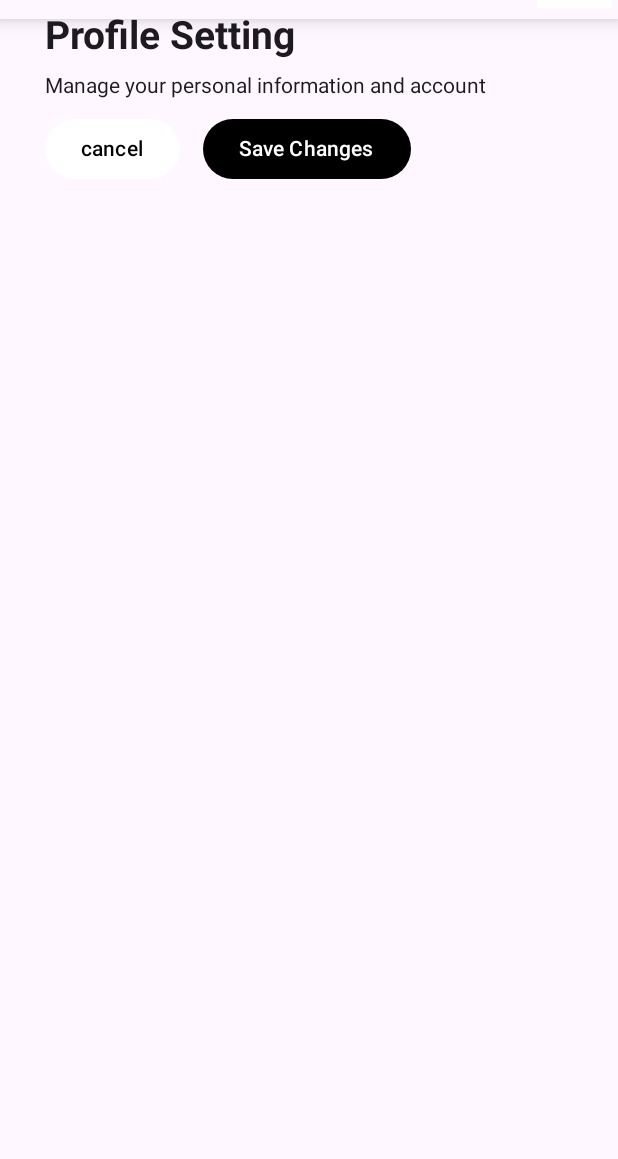
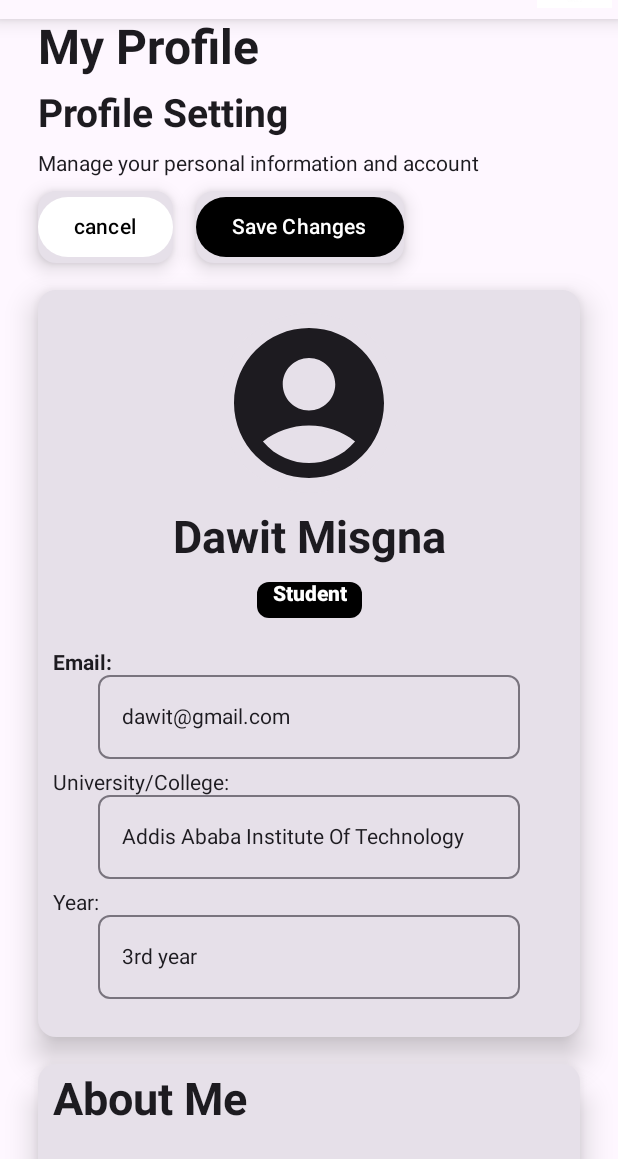
Before and after one commit to Dave-misgna/Collabrix-frontend, an Android app built with Jetpack Compose: the ProfileEdit screen opened through its navigation route, on a phone screen of 412 x 824 dp, the part 77-1236 px from its top. Run offline under Robolectric (Android 15) with nearby library versions, the phone set to English and light mode, and no system bars.

Commit message:
Student Front-End

```diff
--- a/app/src/main/java/andorid/example/collabrix/MainActivity.kt
+++ b/app/src/main/java/andorid/example/collabrix/MainActivity.kt
@@ -32,7 +32,7 @@ class MainActivity : ComponentActivity() {
 
                     NavHost(
                         navController = navController,
-                        startDestination = "MyApplication"
+                        startDestination = "studentdashboard"
                     ) {
                         composable("landingpage") { LandingPage(navController) }
                         composable("signup") { SignUp(navController) }
--- a/app/src/main/java/andorid/example/collabrix/View/StudentUi/Pages/ProfileEdit.kt
+++ b/app/src/main/java/andorid/example/collabrix/View/StudentUi/Pages/ProfileEditPage.kt
@@ -1,9 +1,15 @@
 package andorid.example.collabrix.View.StudentUi.Pages
 
 import andorid.example.collabrix.R
+import andorid.example.collabrix.View.StudentUi.EducationalHistoryEdit
 import andorid.example.collabrix.View.StudentUi.SideBar
+import andorid.example.collabrix.View.StudentUi.StudentDescriptionEdit
+import andorid.example.collabrix.View.StudentUi.UserProfileEdit
+import andorid.example.collabrix.View.StudentUi.UserSkillsEdit
+import andorid.example.collabrix.ViewModel.ProfileViewModel
 import android.annotation.SuppressLint
 import androidx.compose.foundation.Image
+import androidx.compose.foundation.background
 import androidx.compose.foundation.clickable
 import androidx.compose.foundation.layout.Arrangement
 import androidx.compose.foundation.layout.Row
@@ -17,6 +23,8 @@ import androidx.compose.material.icons.Icons
 import androidx.compose.material.icons.filled.Menu
 import androidx.compose.material3.Button
 import androidx.compose.material3.ButtonDefaults
+import androidx.compose.material3.Card
+import androidx.compose.material3.CardDefaults
 import androidx.compose.material3.CenterAlignedTopAppBar
 import androidx.compose.material3.DrawerValue
 import androidx.compose.material3.ExperimentalMaterial3Api
@@ -27,6 +35,8 @@ import androidx.compose.material3.Scaffold
 import androidx.compose.material3.Text
 import androidx.compose.material3.rememberDrawerState
 import androidx.compose.runtime.Composable
+import androidx.compose.runtime.collectAsState
+import androidx.compose.runtime.getValue
 import androidx.compose.runtime.rememberCoroutineScope
 import androidx.compose.ui.Alignment
 import androidx.compose.ui.Modifier
@@ -36,6 +46,7 @@ import androidx.compose.ui.res.painterResource
 import androidx.compose.ui.text.font.FontWeight
 import androidx.compose.ui.unit.dp
 import androidx.compose.ui.unit.sp
+import androidx.lifecycle.viewmodel.compose.viewModel
 import androidx.navigation.NavHostController
 import kotlinx.coroutines.launch
 
@@ -43,12 +54,19 @@ import kotlinx.coroutines.launch
 @OptIn(ExperimentalMaterial3Api::class)
 @Composable
 fun ProfileEdit(
-    navController: NavHostController
+    navController: NavHostController,
+    viewModel: ProfileViewModel = viewModel()
 ){
 
     //for the side bar
     val drawerState = rememberDrawerState(initialValue = DrawerValue.Closed)
     val scope = rememberCoroutineScope()
+
+    //for the viewmodel data
+    val profileedit by viewModel.studentcard.collectAsState()
+    val studentdescription by viewModel.about.collectAsState()
+    val myskills by viewModel.skill.collectAsState()
+    val myeducation by viewModel.educationHistory.collectAsState()
 
     ModalNavigationDrawer(
         drawerState = drawerState,
@@ -105,24 +123,31 @@ fun ProfileEdit(
                 )
 
             }
-        ){
+        ){innerPadding->
             LazyColumn(
                 modifier = Modifier
-                    .padding(horizontal = 30.dp, vertical = 12.dp)
+                    .padding(innerPadding)
+                    .padding(horizontal = 25.dp)
                     .fillMaxSize()
+
             ) {
                 item {
+
+
                         Text("My Profile", fontSize = 32.sp, fontWeight = FontWeight.Bold)
                         Spacer(modifier = Modifier.height(10.dp))
                         Text("Profile Setting", fontSize = 26.sp, fontWeight = FontWeight.W700)
                         Spacer(modifier = Modifier.height(10.dp))
                         Text("Manage your personal information and account")
 
+
+
                     Spacer(modifier = Modifier.height(10.dp))
                     Row(
                         horizontalArrangement = Arrangement.spacedBy(15.dp),
                         verticalAlignment = Alignment.CenterVertically
                         ) {
+                        Card(elevation = CardDefaults.cardElevation(8.dp)) {
                             Button(
                                 onClick = {},
                                 colors = ButtonDefaults.buttonColors(
@@ -132,7 +157,9 @@ fun ProfileEdit(
                             ) {
                                 Text("cancel")
                             }
+                        }
 
+                        Card(elevation = CardDefaults.cardElevation(8.dp)) {
                             Button(
                                 onClick = {},
                                 colors = ButtonDefaults.buttonColors(
@@ -143,6 +170,24 @@ fun ProfileEdit(
                                 Text("Save Changes")
                             }
                         }
+
+                    }
+                    Spacer(modifier = Modifier.height(18.dp))
+
+                    UserProfileEdit(profileedit)
+
+                    Spacer(modifier = Modifier.height(18.dp))
+
+                    StudentDescriptionEdit(studentdescription)
+
+                    Spacer(modifier = Modifier.height(18.dp))
+
+                    UserSkillsEdit(myskills)
+
+                    Spacer(modifier = Modifier.height(18.dp))
+
+                    EducationalHistoryEdit(myeducation)
+
                 }
             }
         }
--- a/app/src/main/java/andorid/example/collabrix/View/StudentUi/Pages/ProfilePage.kt
+++ b/app/src/main/java/andorid/example/collabrix/View/StudentUi/Pages/ProfilePage.kt
@@ -63,7 +63,6 @@ fun ProfilePage(
 
 
 
-
     ModalNavigationDrawer(
         drawerState = drawerState,
         drawerContent = {
@@ -124,7 +123,7 @@ fun ProfilePage(
             LazyColumn(
                 modifier = Modifier
                     .padding(innerpadding)
-                    .padding(horizontal = 30.dp, vertical = 12.dp)
+                    .padding(horizontal = 30.dp)
                     .fillMaxSize()
             ){
                 item{
--- /dev/null
+++ b/app/src/main/java/andorid/example/collabrix/View/StudentUi/UserProfileEdit.kt
@@ -0,0 +1,250 @@
+package andorid.example.collabrix.View.StudentUi
+
+import andorid.example.collabrix.Model.StudentModel.AboutMe
+import andorid.example.collabrix.Model.StudentModel.Education
+import andorid.example.collabrix.Model.StudentModel.Skills
+import andorid.example.collabrix.Model.StudentModel.StudentProfile
+import androidx.compose.foundation.layout.Arrangement
+import androidx.compose.foundation.layout.Box
+import androidx.compose.foundation.layout.Column
+import androidx.compose.foundation.layout.ExperimentalLayoutApi
+import androidx.compose.foundation.layout.FlowRow
+import androidx.compose.foundation.layout.Row
+import androidx.compose.foundation.layout.Spacer
+import androidx.compose.foundation.layout.fillMaxSize
+import androidx.compose.foundation.layout.fillMaxWidth
+import androidx.compose.foundation.layout.height
+import androidx.compose.foundation.layout.padding
+import androidx.compose.foundation.layout.size
+import androidx.compose.foundation.layout.width
+import androidx.compose.foundation.shape.CircleShape
+import androidx.compose.foundation.shape.RoundedCornerShape
+import androidx.compose.material3.Button
+import androidx.compose.material3.ButtonDefaults
+import androidx.compose.material3.Card
+import androidx.compose.material3.CardDefaults
+import androidx.compose.material3.Icon
+import androidx.compose.material3.OutlinedTextField
+import androidx.compose.material3.Text
+import androidx.compose.material3.TextField
+import androidx.compose.material3.TextFieldDefaults
+import androidx.compose.runtime.Composable
+import androidx.compose.runtime.getValue
+import androidx.compose.runtime.mutableStateOf
+import androidx.compose.runtime.remember
+import androidx.compose.runtime.setValue
+import androidx.compose.ui.Alignment
+import androidx.compose.ui.Modifier
+import androidx.compose.ui.graphics.Color
+import androidx.compose.ui.text.font.FontWeight
+import androidx.compose.ui.text.style.TextAlign
+import androidx.compose.ui.unit.dp
+import androidx.compose.ui.unit.sp
+
+@Composable
+fun UserProfileEdit(profile: StudentProfile){
+
+    var email by remember { mutableStateOf(profile.email) }
+    var college by remember { mutableStateOf(profile.college) }
+    var year by remember { mutableStateOf(profile.year) }
+
+    Card(
+        elevation = CardDefaults.cardElevation(defaultElevation = 12.dp)
+    ) {
+        Column(
+            modifier = Modifier
+                .fillMaxWidth()
+
+        ) {
+            Column(
+                horizontalAlignment = Alignment.CenterHorizontally,
+                modifier = Modifier
+                    .fillMaxWidth()
+                    .padding(vertical = 15.dp)
+            ){
+                Card(
+                    shape = CircleShape,
+                    modifier = Modifier.size(120.dp)
+                ) {
+                    Icon(profile.image, contentDescription = "profile image", modifier = Modifier.fillMaxSize())
+                }
+                Spacer(modifier = Modifier.height(12.dp))
+
+                Text(profile.name, fontSize = 30.sp, fontWeight = FontWeight.Bold)
+                Spacer(modifier = Modifier.height(12.dp))
+
+                Card(
+                    shape = RoundedCornerShape(8.dp),
+                    colors = CardDefaults.cardColors(
+                        containerColor = Color.Black,
+                        contentColor = Color.White
+                    ),
+                    modifier = Modifier.width(70.dp).height(24.dp)
+                ) {
+                    Box(contentAlignment = Alignment.Center,
+                        modifier = Modifier.fillMaxWidth()
+                    ){
+                        Text("Student", fontWeight = FontWeight.W900)
+                    }
+
+                }
+                Spacer(modifier = Modifier.height(12.dp))
+                Column(
+                    modifier = Modifier.fillMaxWidth().padding(10.dp)
+
+                ) {
+                    Column {
+                        Text("Email:", fontWeight = FontWeight.Bold)
+                        OutlinedTextField(
+                            value = email,
+                            onValueChange = {email=it},
+                            placeholder = { Text(email)},
+                            modifier = Modifier.fillMaxWidth().padding(horizontal = 30.dp),
+                            shape = RoundedCornerShape(8.dp),
+                        )
+                    }
+
+
+                    Spacer(modifier= Modifier.height(8.dp))
+
+                    Column {
+                        Text("University/College:")
+                        OutlinedTextField(
+                            value = college,
+                            onValueChange = {college=it},
+                            placeholder = { Text(college)},
+                            modifier = Modifier.fillMaxWidth().padding(horizontal = 30.dp),
+                            shape = RoundedCornerShape(8.dp),
+
+                        )  }
+
+                    Spacer(modifier= Modifier.height(8.dp))
+
+                    Column {
+                        Text("Year:")
+                        OutlinedTextField(
+                            value = year,
+                            onValueChange = {year = it},
+                            placeholder = { Text(year)},
+                            modifier = Modifier.fillMaxWidth().padding(horizontal = 30.dp),
+                            shape = RoundedCornerShape(8.dp),
+
+                        )
+                    }
+
+                }
+
+            }
+        }
+    }
+}
+
+@Composable
+fun StudentDescriptionEdit(aboutme: AboutMe){
+
+    var description by remember { mutableStateOf(aboutme.description) }
+    Card(
+        elevation = CardDefaults.cardElevation(12.dp),
+        modifier = Modifier.fillMaxWidth()
+    ) {
+        Spacer(modifier = Modifier.height(6.dp))
+        Text("About Me", fontSize = 30.sp, fontWeight = FontWeight.Bold, modifier = Modifier.padding(horizontal = 10.dp))
+        Spacer(modifier = Modifier.height(6.dp))
+        OutlinedTextField(
+            value = description,
+            onValueChange = {description = it},
+            placeholder = { Text("Write something about your self.....") },
+            modifier = Modifier
+                .fillMaxWidth()
+                .padding(16.dp),
+            maxLines = 10,
+            shape = RoundedCornerShape(8.dp)
+
+        )
+    }
+
+}
+@OptIn(ExperimentalLayoutApi::class)
+@Composable
+fun UserSkillsEdit(skill: List<Skills>) {
+
+    var myskill by remember { mutableStateOf("") }
+    Card(
+        elevation = CardDefaults.cardElevation(12.dp),
+        modifier = Modifier
+            .fillMaxWidth()
+
+    ) {
+        Text("Skills", fontSize = 30.sp, fontWeight = FontWeight.Bold, modifier = Modifier.padding(10.dp))
+        FlowRow(
+            modifier = Modifier.padding(12.dp),
+            horizontalArrangement = Arrangement.spacedBy(8.dp),
+            verticalArrangement = Arrangement.spacedBy(8.dp)
+        ) {
+            skill.forEach { skills ->
+                Card(
+                    colors = CardDefaults.cardColors(containerColor = Color.Gray),
+                    shape = RoundedCornerShape(12.dp)
+                ) {
+                    Text(
+                        text = skills.skill,
+                        modifier = Modifier.padding(horizontal = 12.dp, vertical = 6.dp),
+                        color = Color.White
+                    )
+                }
+            }
+            Row(
+                modifier = Modifier.fillMaxWidth().padding(20.dp),
+                horizontalArrangement = Arrangement.SpaceAround,
+                verticalAlignment = Alignment.CenterVertically) {
+                OutlinedTextField(
+                    value = myskill ,
+                    onValueChange = {myskill = it},
+                    modifier = Modifier.width(200.dp).height(50.dp),
+                    placeholder = { Text("Add new skills") }
+                )
+                Button(
+                    onClick = {},
+                    shape = RoundedCornerShape(50.dp),
+                    colors = ButtonDefaults.buttonColors(containerColor = Color.Gray)
+
+                    ) {
+                    Text("+")
+                }
+
+            }
+        }
+    }
+}
+@Composable
+fun EducationalHistoryEdit(education: Education){
+    Card (
+        elevation = CardDefaults.cardElevation(12.dp),
+        modifier = Modifier.fillMaxWidth()
+    ){
+        Column(
+            verticalArrangement = Arrangement.spacedBy(12.dp),
+            modifier = Modifier.padding(10.dp)
+        ) {
+            Text("Education", fontSize = 30.sp, fontWeight = FontWeight.Bold)
+            Text(education.college, fontSize = 20.sp)
+            Text(education.department,fontSize = 20.sp)
+            Text(education.year,fontSize = 20.sp)
+
+            Card(
+                modifier = Modifier.padding(horizontal = 30.dp).width(200.dp),
+                elevation = CardDefaults.cardElevation(8.dp)
+                ) {
+                Button(onClick = {},
+                    colors = ButtonDefaults.buttonColors(containerColor = Color.Gray),
+                    modifier = Modifier.fillMaxWidth()
+                    ) {
+                    Text("Add Education")
+                }
+            }
+
+
+        }
+
+    }
+}
--- a/app/src/main/java/andorid/example/collabrix/ViewModel/StudentProfileViewModel.kt
+++ b/app/src/main/java/andorid/example/collabrix/ViewModel/StudentProfileViewModel.kt
@@ -65,5 +65,21 @@ class ProfileViewModel: ViewModel(){
         )
     }
 
+    fun updateStudentProfile(updated: StudentProfile) {
+        _studentcard.value = updated
+    }
+
+    fun updateAboutMe(updated: AboutMe) {
+        _about.value = updated
+    }
+
+    fun updateSkills(updatedSkills: List<Skills>) {
+        _skill.value = updatedSkills
+    }
+
+    fun updateEducation(updated: Education) {
+        _educationHistory.value = updated
+    }
+
 
 }
```
Lines whose indentation alone changed are shown as unchanged.
